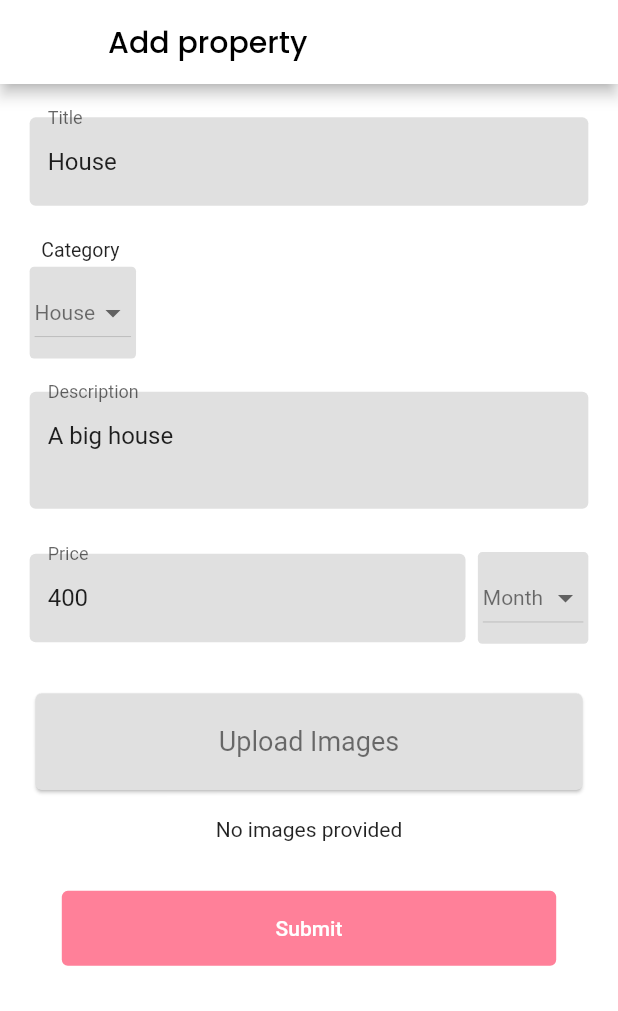
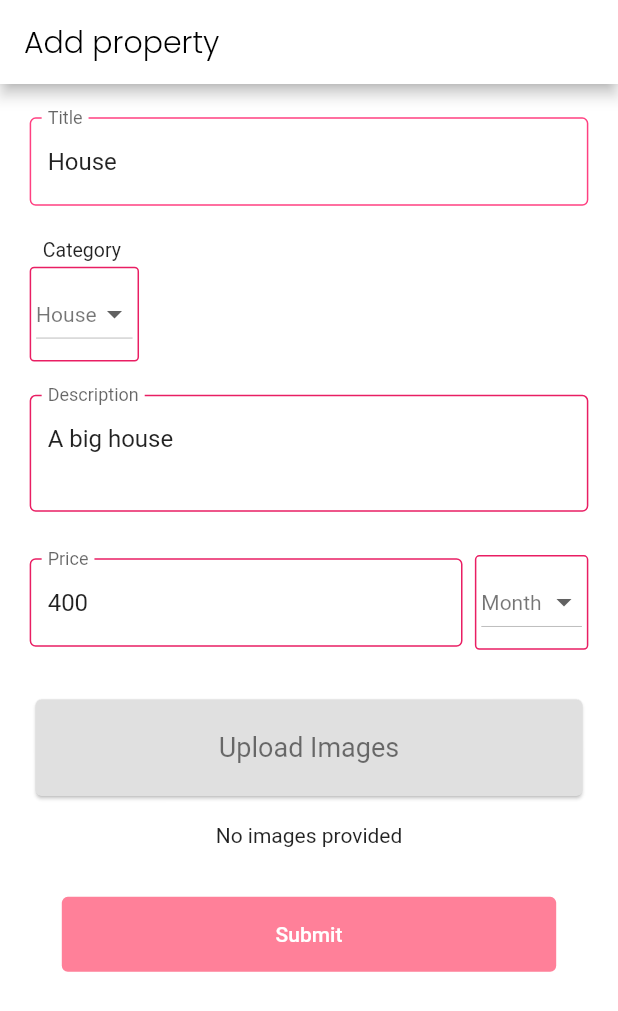
Before and after one commit to Z-Team-Monks/Rental-Services-Flutter, a Flutter app: the AddProperty screen opened by its route, on a phone screen of 412 x 824 dp. Shown: the top 1011 px of the screen. Run offline on Flutter 3.47's test engine with Material 2 defaults, Android fonts, the phone set to English and light mode, and no system bars; our stand-ins replace bloc, cached_network_image, curved_navigation_bar, dartz, dio, equatable and 13 more; missing offline and left inert: loader_skeleton, solid_bottom_sheet, telephony; accounts and stored records are empty; generated files the repository leaves out were written again; network calls fail.

Commit message:
add property form ui update

```diff
--- a/lib/features/property/screens/add_property/add_property_screen.dart
+++ b/lib/features/property/screens/add_property/add_property_screen.dart
@@ -42,9 +42,14 @@ class _AddPropertyState extends State<AddProperty> with InputValidationMixin {
     return Scaffold(
       resizeToAvoidBottomInset: true,
       appBar: AppBar(
+        automaticallyImplyLeading: false,
         // leading: Icon(Icons.person, color: Colors.black26,),
         backgroundColor: Colors.white,
-        title: Text('Add property', style: GoogleFonts.poppins (color: Colors.black),),
+        title: Text(
+          'Add property',
+          style: GoogleFonts.poppins(
+              color: Colors.black, fontWeight: FontWeight.w300),
+        ),
       ),
       body: SafeArea(
         child: SingleChildScrollView(
@@ -99,13 +104,18 @@ class _AddPropertyState extends State<AddProperty> with InputValidationMixin {
                           decoration: InputDecoration(
                             hintText: 'House',
                             labelText: 'Title',
+                            border: new OutlineInputBorder(
+                                borderSide: new BorderSide(color: Colors.teal)),
                             hintStyle: TextStyle(
                                 color: Colors.black54, letterSpacing: 1),
                             filled: true,
-                            fillColor: Colors.grey[300],
+                            // border: new OutlineInputBorder(
+                            // borderSide: new BorderSide(color: Colors.pink),
+                            // ),
+                            fillColor: Colors.white,
                             enabledBorder: OutlineInputBorder(
                               // borderRadius: BorderRadius.all(Radius.circular(12.0)),
-                              borderSide: BorderSide(color: Colors.transparent),
+                              borderSide: BorderSide(color: Colors.pinkAccent),
                             ),
                             focusedBorder: OutlineInputBorder(
                                 // borderRadius: BorderRadius.all(Radius.circular(10.0)),
@@ -129,8 +139,9 @@ class _AddPropertyState extends State<AddProperty> with InputValidationMixin {
                               top: width * 0.008,
                             ),
                             decoration: BoxDecoration(
+                              border: Border.all(color: Colors.pink),
                               borderRadius: BorderRadius.circular(3.0),
-                              color: Colors.grey[300],
+                              // color: Colors.grey[300],
                             ),
                             child: Padding(
                               padding: EdgeInsets.symmetric(
@@ -199,10 +210,13 @@ class _AddPropertyState extends State<AddProperty> with InputValidationMixin {
                             hintStyle: TextStyle(
                                 color: Colors.black54, letterSpacing: 1),
                             filled: true,
-                            fillColor: Colors.grey[300],
+                            border: new OutlineInputBorder(
+                              borderSide: new BorderSide(color: Colors.teal),
+                            ),
+                            fillColor: Colors.white24,
                             enabledBorder: OutlineInputBorder(
                               // borderRadius: BorderRadius.all(Radius.circular(12.0)),
-                              borderSide: BorderSide(color: Colors.transparent),
+                              borderSide: BorderSide(color: Colors.pink),
                             ),
                             focusedBorder: OutlineInputBorder(
                                 // borderRadius: BorderRadius.all(Radius.circular(10.0)),
@@ -241,11 +255,14 @@ class _AddPropertyState extends State<AddProperty> with InputValidationMixin {
                                     labelText: 'Price',
                                     hintStyle: TextStyle(color: Colors.black54),
                                     filled: true,
-                                    fillColor: Colors.grey[300],
+                                    border: new OutlineInputBorder(
+                                        borderSide:
+                                            new BorderSide(color: Colors.teal)),
+                                    fillColor: Colors.white24,
                                     enabledBorder: OutlineInputBorder(
                                       // borderRadius: BorderRadius.all(Radius.circular(12.0)),
                                       borderSide:
-                                          BorderSide(color: Colors.transparent),
+                                          BorderSide(color: Colors.pink),
                                     ),
                                     focusedBorder: OutlineInputBorder(
                                         // borderRadius: BorderRadius.all(Radius.circular(10.0)),
@@ -260,8 +277,11 @@ class _AddPropertyState extends State<AddProperty> with InputValidationMixin {
                             ),
                             Container(
                               decoration: BoxDecoration(
+                                border: Border.all(
+                                  color: Colors.pink,
+                                ),
                                 borderRadius: BorderRadius.circular(3.0),
-                                color: Colors.grey[300],
+                                // color: Colors.grey[300],
                               ),
                               child: Padding(
                                 padding: EdgeInsets.symmetric(
--- a/lib/features/property/screens/property_feed/feed.dart
+++ b/lib/features/property/screens/property_feed/feed.dart
@@ -103,6 +103,7 @@ class _FeedState extends State<Feed> with TickerProviderStateMixin {
                     style: TextStyle(
                       color: Colors.black,
                       fontFamily: "Poppins",
+                      fontWeight: FontWeight.w300
                     ),
                   ),
                   actions: [
```
Also changed, not shown: pubspec.lock.
